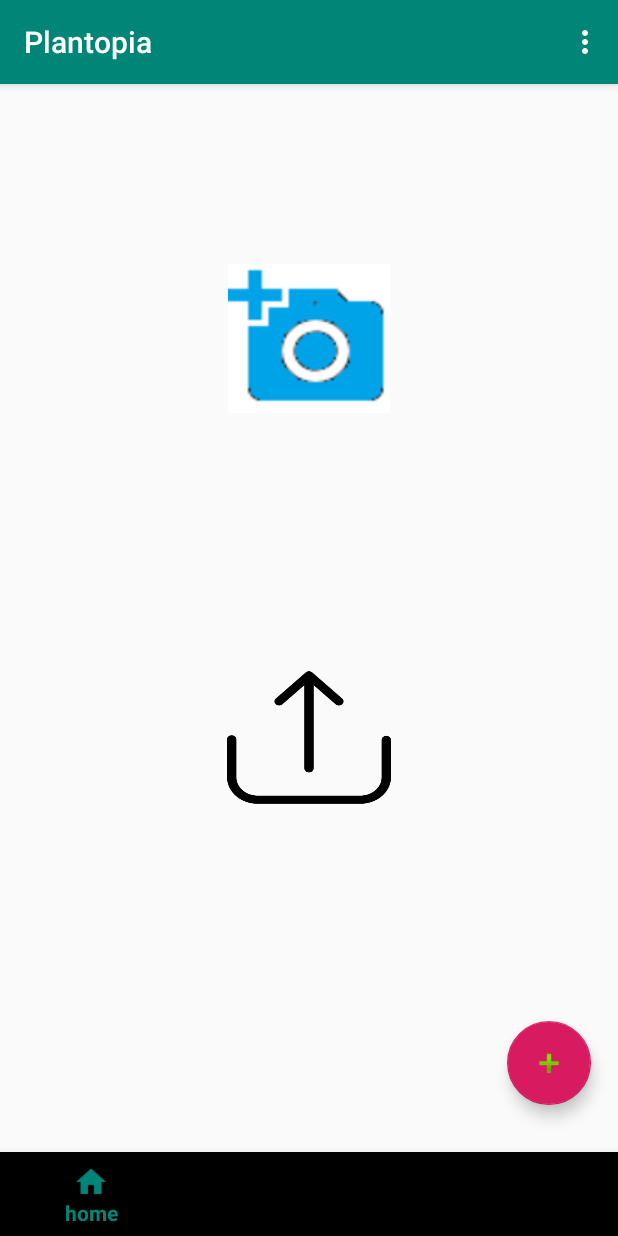
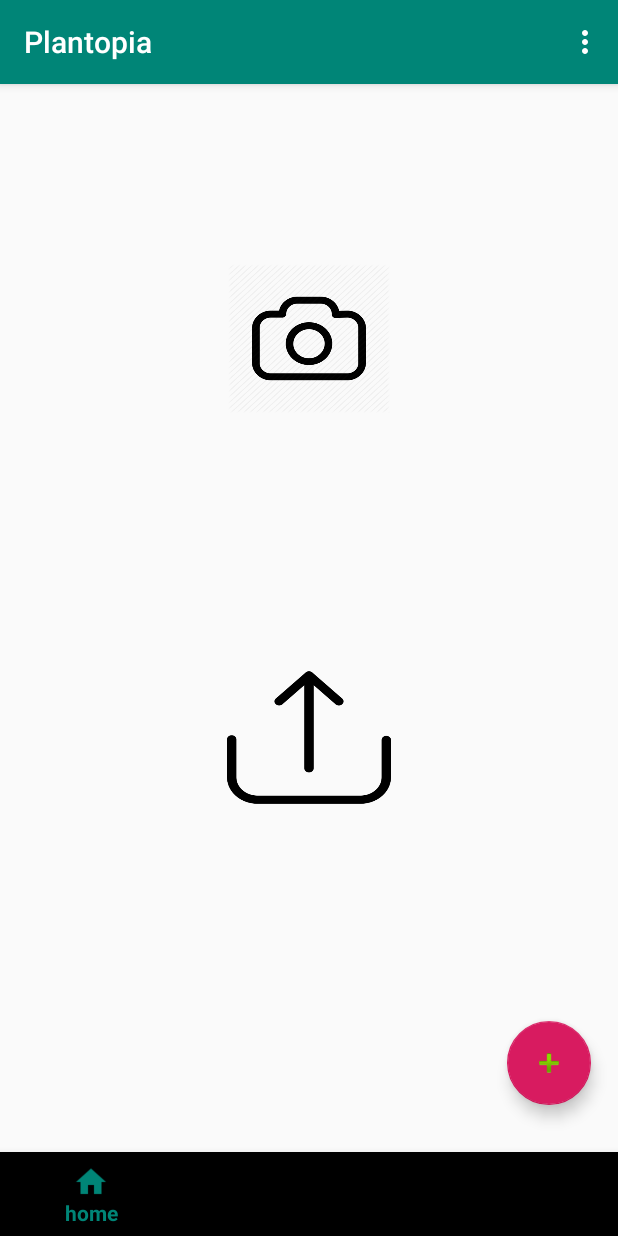
Before and after one commit to Tarun-Methwani/plantopia-app, an Android app: the HomeFragment screen opened directly, with no data from a screen before it, on a phone screen of 412 x 824 dp. Run offline under Robolectric (Android 15) with nearby library versions, the phone set to English and light mode, and no system bars; our stand-ins replace Firebase (no records; nobody signed in at launch, a user with empty details on screens opened directly).

Commit message:
set home screen

```diff
--- a/app/src/main/res/layout/fragment_home.xml
+++ b/app/src/main/res/layout/fragment_home.xml
@@ -12,7 +12,7 @@
         android:layout_height="99dp"
         android:layout_gravity="center_horizontal"
         android:layout_marginTop="120dp"
-        android:background="@drawable/cameraa" />
+        android:background="@drawable/upload_image" />
 
     <Button
         android:id="@+id/btn_choose"
```
Also changed, not shown: app/src/main/res/drawable/upload_image.png (added).
